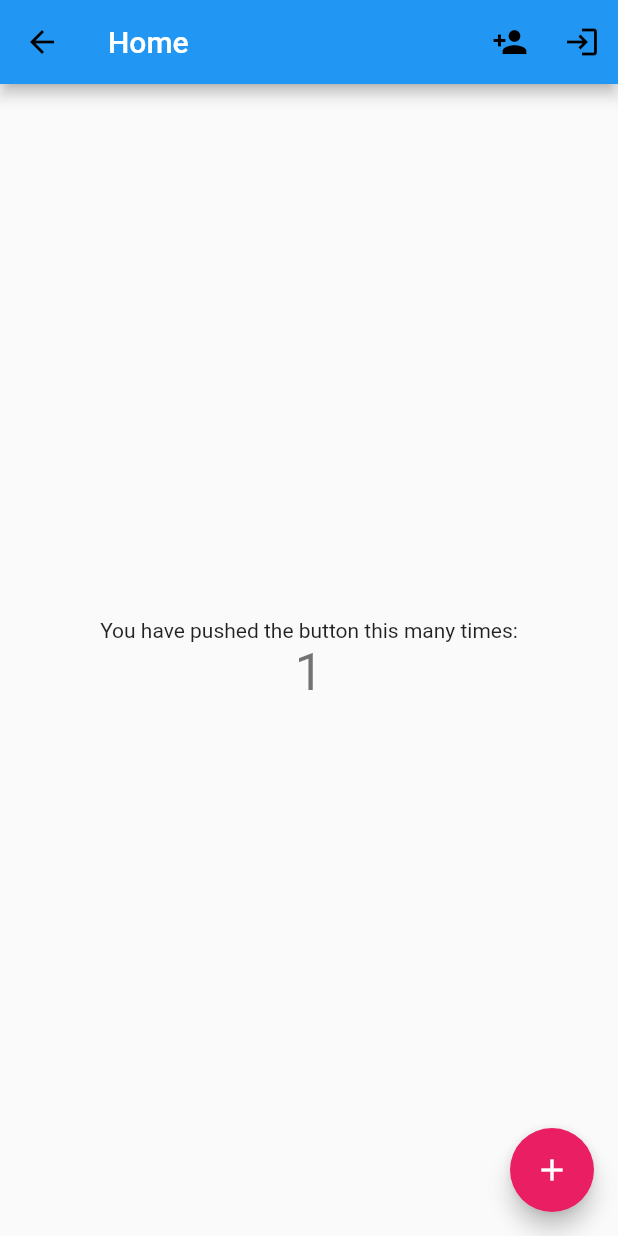
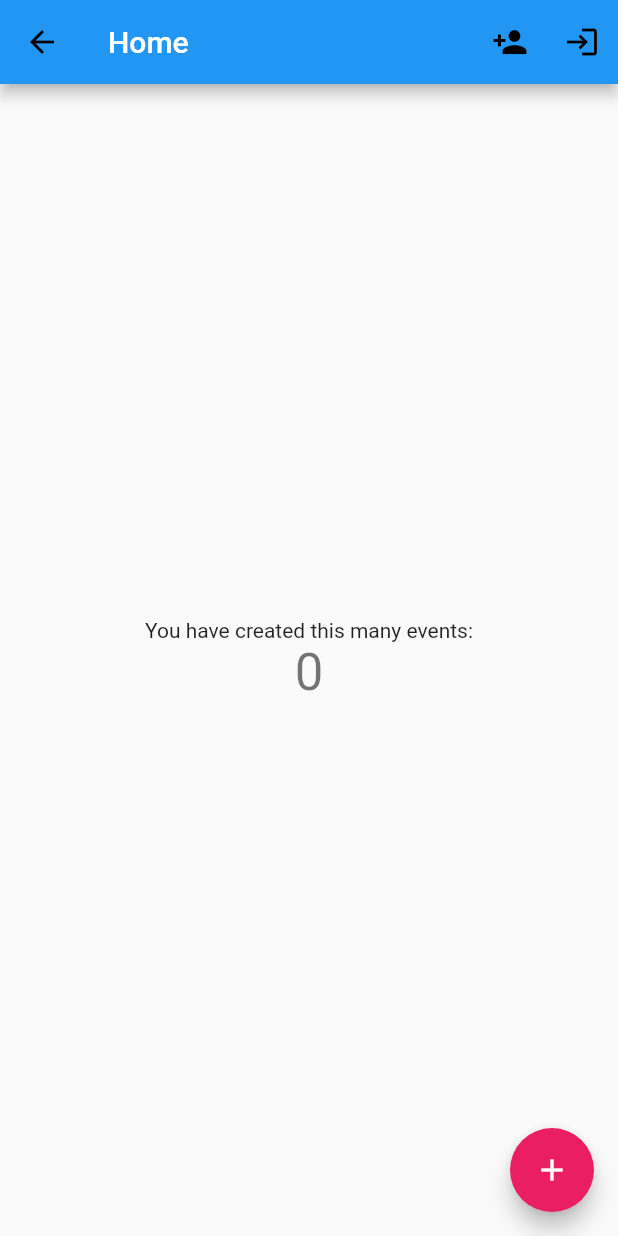
Before and after one commit to MohamedNiaissa/gestion_ecurie_project, a Flutter app: the HomePage screen opened directly, after a tap on the "add" icon, on a phone screen of 412 x 824 dp. Run offline on Flutter 3.47's test engine with Material 2 defaults, Android fonts, the phone set to English and light mode, and no system bars; missing offline and left inert: mongo_dart, universal_html.

Commit message:
code plus clair

```diff
--- a/lib/controller/actualites_controller.dart
+++ b/lib/controller/actualites_controller.dart
@@ -4,10 +4,14 @@ import 'package:mongo_dart/mongo_dart.dart';
 
 class ActualitesController {
   static insert() async {
+    //ajoute un évènement correspondant (pour l'instant) à l'inscription du premier utilisateur trouvé
     var db = await MongoDataBase.connect();
     DbCollection newsCollection = await db.collection('Actualites');
     DbCollection usersCollection = db.collection('Users');
+
     var author = await usersCollection.find().first;
+    // récupère un user, penser à mettre un where en argument du find pour tout usage spécifique
+
     Actualite news = Actualite("Inscription", author['_id'], DateTime.now(), DateTime.now());
     newsCollection.insertOne(news.toMap());
   }
--- a/lib/view/pages/home_page.dart
+++ b/lib/view/pages/home_page.dart
@@ -15,9 +15,7 @@ class _HomePageState extends State<HomePage> {
 
   void _newEvent() {
     ActualitesController.insert();
-    setState(() {
-      _counter++;
-    });
+    // ajoute une fausse inscription aux actualités
   }
 
   @override
@@ -35,7 +33,7 @@ class _HomePageState extends State<HomePage> {
           mainAxisAlignment: MainAxisAlignment.center,
           children: <Widget>[
             const Text(
-              'You have pushed the button this many times:',
+              'You have created this many events:',
             ),
             Text(
               '$_counter',
```
